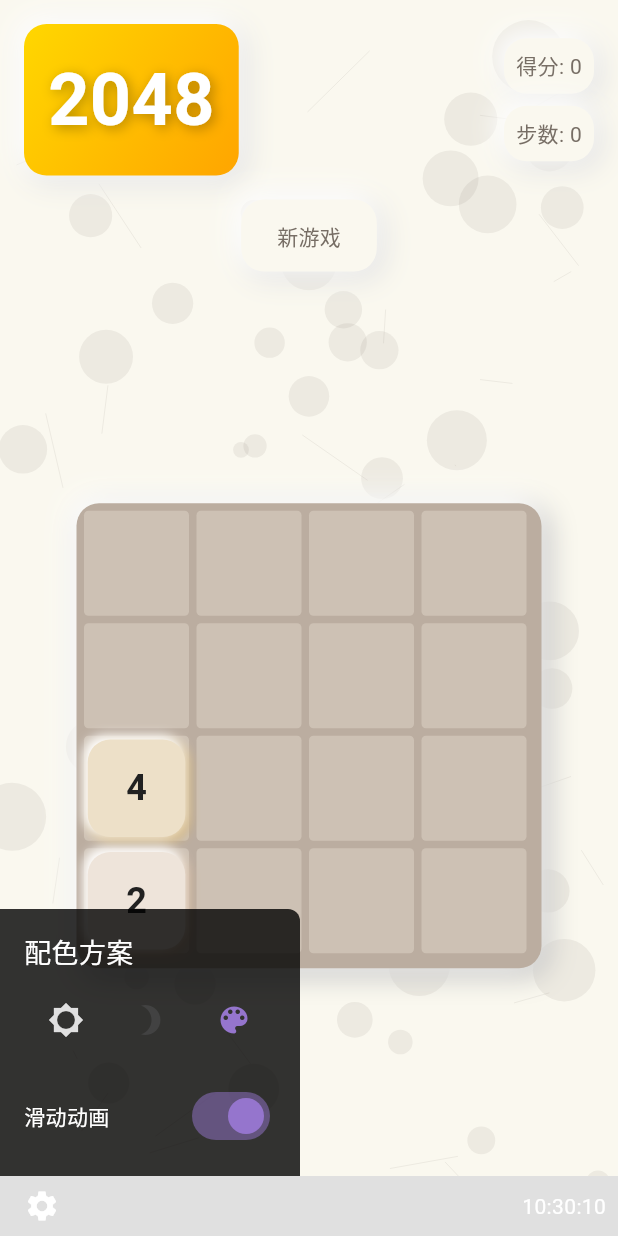
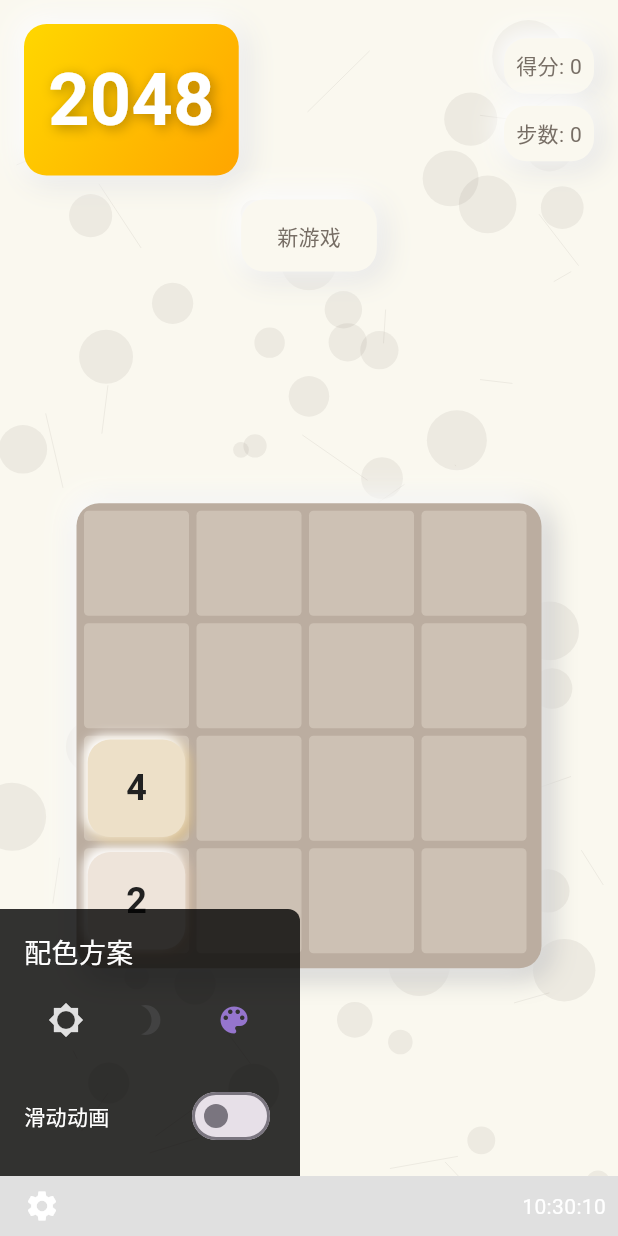
Before and after one commit to AiGenApps/2048, a Flutter app: the screen it shows after launch, after a tap on "新游戏", after a tap on the "settings" icon, on a phone screen of 412 x 824 dp. Run offline on Flutter 3.47's test engine with Material 3 defaults, Android fonts, the phone set to English and light mode, and no system bars; our stand-ins replace shared_preferences.

Commit message:
记录用户的配色方案和滑动操作动画配置

```diff
--- a/lib/animated_tile.dart
+++ b/lib/animated_tile.dart
@@ -6,6 +6,7 @@ class AnimatedTile extends StatelessWidget {
   final bool isNew;
   final Animation<double> animation;
   final CustomColorScheme colorScheme;
+  final bool isAnimationEnabled;
 
   const AnimatedTile({
     Key? key,
@@ -13,6 +14,7 @@ class AnimatedTile extends StatelessWidget {
     required this.isNew,
     required this.animation,
     required this.colorScheme,
+    required this.isAnimationEnabled,
   }) : super(key: key);
 
   @override
@@ -43,7 +45,7 @@ class AnimatedTile extends StatelessWidget {
           ),
           child: Center(
             child: ScaleTransition(
-              scale: isNew
+              scale: isNew && isAnimationEnabled
                   ? Tween<double>(begin: 0.0, end: 1.0).animate(
                       CurvedAnimation(
                         parent: animation,
--- a/lib/color_scheme_menu.dart
+++ b/lib/color_scheme_menu.dart
@@ -82,7 +82,7 @@ class SettingMenu extends StatelessWidget {
                       style: TextStyle(color: Colors.white),
                     ),
                     Switch(
-                      value: isAnimationEnabled,
+                      value: isAnimationEnabled, // 这里使用传入的 isAnimationEnabled 值
                       onChanged: onAnimationToggled,
                       activeColor: Colors.deepPurple[300],
                     ),
--- a/lib/game_page.dart
+++ b/lib/game_page.dart
@@ -1,5 +1,6 @@
 import 'package:flutter/material.dart';
 import 'package:flutter/services.dart';
+import 'package:shared_preferences/shared_preferences.dart';
 import 'tile.dart';
 import 'animated_tile.dart';
 import 'game_logic.dart';
@@ -26,7 +27,7 @@ class _GamePageState extends State<GamePage> with TickerProviderStateMixin {
   CustomColorScheme currentColorScheme = CustomColorScheme.light;
 
   bool isStartMenuOpen = false;
-  bool isAnimationEnabled = true;
+  bool isAnimationEnabled = false;
 
   void toggleStartMenu() {
     setState(() {
@@ -52,12 +53,31 @@ class _GamePageState extends State<GamePage> with TickerProviderStateMixin {
     );
     gameLogic.addNewTile();
     gameLogic.addNewTile();
-    _controller.forward();
+
+    // 加载保存的设置
+    _loadSettings();
 
     // 确保焦点节点在初始化时请求焦点
     WidgetsBinding.instance.addPostFrameCallback((_) {
       _focusNode.requestFocus();
     });
+  }
+
+  // 加载保存的设置
+  Future<void> _loadSettings() async {
+    final prefs = await SharedPreferences.getInstance();
+    setState(() {
+      currentColorScheme =
+          CustomColorScheme.values[prefs.getInt('colorScheme') ?? 0];
+      isAnimationEnabled = prefs.getBool('isAnimationEnabled') ?? false;
+    });
+  }
+
+  // 保存设置
+  Future<void> _saveSettings() async {
+    final prefs = await SharedPreferences.getInstance();
+    await prefs.setInt('colorScheme', currentColorScheme.index);
+    await prefs.setBool('isAnimationEnabled', isAnimationEnabled);
   }
 
   @override
@@ -83,6 +103,8 @@ class _GamePageState extends State<GamePage> with TickerProviderStateMixin {
       gameLogic.addNewTile();
       if (isAnimationEnabled) {
         _controller.forward(from: 0.0);
+      } else {
+        _controller.value = 1.0; // 立即设置动画到结束状态
       }
       setState(() {});
 
@@ -136,12 +158,14 @@ class _GamePageState extends State<GamePage> with TickerProviderStateMixin {
     setState(() {
       currentColorScheme = scheme;
       closeStartMenu();
+      _saveSettings(); // 保存设置
     });
   }
 
   void toggleAnimation(bool value) {
     setState(() {
       isAnimationEnabled = value;
+      _saveSettings(); // 保存设置
     });
   }
 
@@ -488,7 +512,9 @@ class _GamePageState extends State<GamePage> with TickerProviderStateMixin {
                                   final oldPosition =
                                       gameLogic.getOldPosition(tile);
                                   return AnimatedPositioned(
-                                    duration: const Duration(milliseconds: 200),
+                                    duration: isAnimationEnabled
+                                        ? const Duration(milliseconds: 200)
+                                        : Duration.zero,
                                     curve: Curves.easeInOut,
                                     left: tile.col * 75.0 + 2.5,
                                     top: tile.row * 75.0 + 2.5,
@@ -497,6 +523,7 @@ class _GamePageState extends State<GamePage> with TickerProviderStateMixin {
                                       isNew: tile.isNew,
                                       animation: _controller,
                                       colorScheme: currentColorScheme,
+                                      isAnimationEnabled: isAnimationEnabled,
                                     ),
                                   );
                                 }),
--- a/lib/main.dart
+++ b/lib/main.dart
@@ -1,8 +1,11 @@
 import 'package:flutter/material.dart';
+import 'package:shared_preferences/shared_preferences.dart';
 import 'package:windows/game_page.dart';
 import 'screens/game_page.dart';
 
-void main() {
+void main() async {
+  WidgetsFlutterBinding.ensureInitialized();
+  await SharedPreferences.getInstance(); // 初始化 SharedPreferences
   runApp(const MyApp());
 }
 
```
Also changed, not shown: pubspec.yaml (+17 -59 lines), pubspec.lock, 1 other file.
